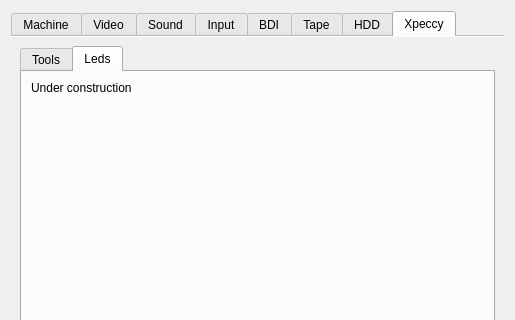
Above: ui/setupwin.ui from samstyle/Xpeccy before the change; both pictures show x 0 to 515 and y 0 to 320 of the 515 by 467 pixel window. Below: the same form after it.
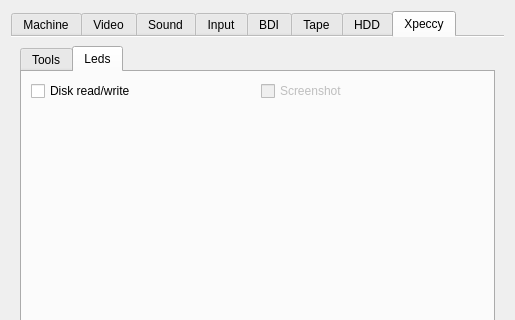
That is the form after the change. The open tabs and pages were chosen to show the change. Icons and pictures are not drawn.

What changed in the file:
```diff
--- a/ui/setupwin.ui
+++ b/ui/setupwin.ui
@@ -6,8 +6,8 @@
    <rect>
     <x>0</x>
     <y>0</y>
-    <width>507</width>
-    <height>451</height>
+    <width>505</width>
+    <height>449</height>
    </rect>
   </property>
   <property name="sizePolicy">
@@ -2483,11 +2483,25 @@
             </attribute>
             <layout class="QVBoxLayout" name="verticalLayout_16">
              <item>
-              <widget class="QLabel" name="label_38">
-               <property name="text">
-                <string>Under construction</string>
-               </property>
-              </widget>
+              <layout class="QGridLayout" name="gridLayout_23">
+               <item row="0" column="0">
+                <widget class="QCheckBox" name="diskLed">
+                 <property name="text">
+                  <string>Disk read/write</string>
+                 </property>
+                </widget>
+               </item>
+               <item row="0" column="1">
+                <widget class="QCheckBox" name="shotLed">
+                 <property name="enabled">
+                  <bool>false</bool>
+                 </property>
+                 <property name="text">
+                  <string>Screenshot</string>
+                 </property>
+                </widget>
+               </item>
+              </layout>
              </item>
              <item>
               <spacer name="verticalSpacer_14">
@@ -2497,7 +2511,7 @@
                <property name="sizeHint" stdset="0">
                 <size>
                  <width>20</width>
-                 <height>40</height>
+                 <height>297</height>
                 </size>
                </property>
               </spacer>
```
